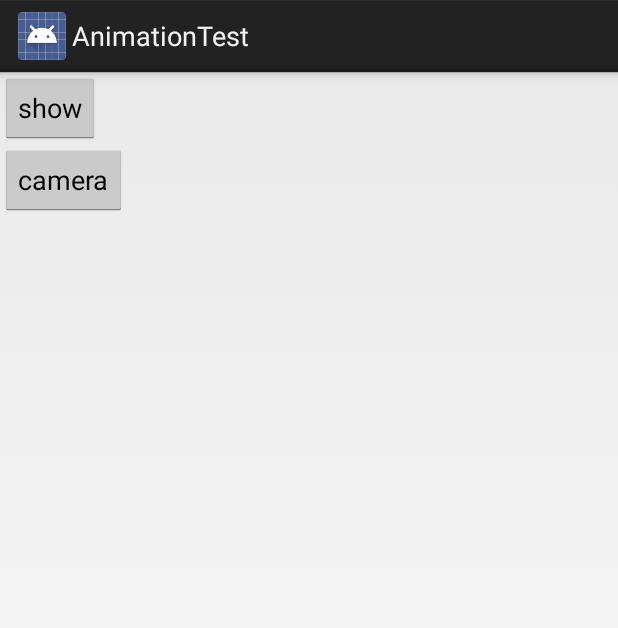
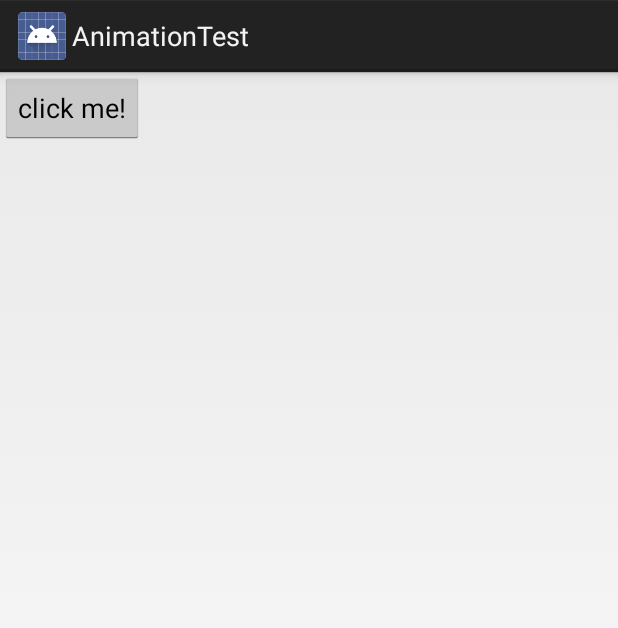
Before and after one commit to k-lam/animationTest, an Android app: the screen it shows after launch (mainActivity before the commit, ObjAnimationTest after it), on a phone screen of 412 x 824 dp. Shown: the top 628 px of the screen. Run offline under Robolectric (Android 15) with nearby library versions, the phone set to English and light mode, and no system bars.

Commit message:
objanimation

```diff
--- a/app/build.gradle
+++ b/app/build.gradle
@@ -6,7 +6,7 @@ android {
 
     defaultConfig {
         applicationId "kl.animationtest"
-        minSdkVersion 14
+        minSdkVersion 16
         targetSdkVersion 16
         versionCode 1
         versionName "1.0"
--- a/app/src/main/java/kl/animationtest/CameraEasyManager.java
+++ b/app/src/main/java/kl/animationtest/CameraEasyManager.java
@@ -104,7 +104,7 @@ public class CameraEasyManager {
             Bitmap bitmap_rotate = Bitmap.createBitmap(bitmapCliped,0,0,bitmapCliped.getWidth(),bitmapCliped.getHeight(),matrix,true);
             bitmapCliped.recycle();
             Bitmap bitmap = Bitmap.createScaledBitmap(bitmap_rotate,300,400,true);
-            bitmap_rotate.recycle();;
+            bitmap_rotate.recycle();
             FileOutputStream fos = context.openFileOutput("tmp.jpg",
                     Context.MODE_PRIVATE);
             final BufferedOutputStream bos = new BufferedOutputStream(fos,
--- a/app/src/main/java/kl/animationtest/FourZone.java
+++ b/app/src/main/java/kl/animationtest/FourZone.java
@@ -13,7 +13,7 @@ public class FourZone {
     public Camera.Size size_picture;
     public Camera.Size size_preview;
     public Camera.Size size_displayZone;
-    public int manner = -1;
+    public int manner = -1;//manner = 1,manner = 2停用
     /**
      * 相对于displayZone的
      */
@@ -68,7 +68,7 @@ public class FourZone {
 //        Log.i("debugC",s);
 //        Camera.Size[] sizes = new Camera.Size[3];
 
-        //1.aspect ratio一样的，比全屏大的
+//        1.aspect ratio一样的，比全屏大的
 //        for(Float_Here key : ls_ratio){
 //            size_preview = getJustLargerSzie(mCamera,W,H,preview_Map.get(key));
 //            if(size_preview.width != 0){
--- /dev/null
+++ b/app/src/main/java/kl/animationtest/ObjAnimationTest.java
@@ -0,0 +1,89 @@
+package kl.animationtest;
+
+import android.animation.Animator;
+import android.animation.AnimatorSet;
+import android.animation.ObjectAnimator;
+import android.app.Activity;
+import android.os.Bundle;
+import android.util.Log;
+import android.view.View;
+import android.view.animation.AnticipateOvershootInterpolator;
+
+/**
+ * Created by Administrator on 2014/12/2.
+ */
+public class ObjAnimationTest extends Activity {
+    @Override
+    protected void onCreate(Bundle savedInstanceState) {
+        super.onCreate(savedInstanceState);
+        setContentView(R.layout.activity_objanimation_test);
+        View view = findViewById(R.id.btn);
+        ObjAnimation objAnim = new ObjAnimation(view);
+        ObjectAnimator animT = ObjectAnimator.ofInt(objAnim,"value",0,1000,0);
+        ObjectAnimator animR = ObjectAnimator.ofFloat(objAnim,"rotate",0,1800,0);
+        ObjectAnimator animA = ObjectAnimator.ofFloat(objAnim,"alpha",1f,0f,1f);
+        ObjectAnimator animS = ObjectAnimator.ofFloat(objAnim,"scale",1f,0f,1f);
+        final AnimatorSet animSet = new AnimatorSet();
+
+        animSet.setDuration(5000);
+        animSet.play(animT).with(animA).with(animS).before(animR);
+        //animSet.setInterpolator(new AnticipateOvershootInterpolator(2.0f));
+        view.setOnClickListener(new View.OnClickListener() {
+            @Override
+            public void onClick(View v) {
+                animSet.start();
+            }
+        });
+
+    }
+
+    static class ObjAnimation{
+        int value;
+        View view;
+        float rotate;
+        float scale;
+        float alpha;
+
+        public ObjAnimation(View view) {
+            this.view = view;
+        }
+
+        public float getAlpha() {
+            return alpha;
+        }
+
+        public void setAlpha(float alpha) {
+            this.alpha = alpha;
+            view.setAlpha(alpha);
+        }
+
+        public float getRotate() {
+            return rotate;
+        }
+
+        public void setRotate(float rotate) {
+            this.rotate = rotate;
+            view.setRotation(rotate);
+        }
+
+        public float getScale() {
+            return scale;
+        }
+
+        public void setScale(float scale) {
+            this.scale = scale;
+            view.setScaleX(scale);
+            view.setScaleY(scale);
+        }
+
+        int getValue(){
+            return value;
+        }
+
+        public void setValue(int value) {
+            this.value = value;
+            view.setTranslationX(value);
+            //Log.i("anim1",value + "");
+        }
+    }
+}
--- a/app/src/main/java/kl/animationtest/WatchCameraActivity.java
+++ b/app/src/main/java/kl/animationtest/WatchCameraActivity.java
@@ -135,11 +135,6 @@ public class WatchCameraActivity extends Activity implements Camera.PictureCallb
                     parameters.setPictureSize(mZone.size_picture.width,mZone.size_picture.height);
                 }
                 c.setParameters(parameters);
-//                clipRect = new ClipRect();
-//                clipRect.size = new Size();
-//                clipRect.size = calculateClipZone(tSize);
-//                clipRect.setClipRect(size);
-//                released = false;
                 return  cm;
             }
         } catch (Exception e) {
--- /dev/null
+++ b/app/src/main/res/layout/activity_objanimation_test.xml
@@ -0,0 +1,11 @@
+<?xml version="1.0" encoding="utf-8"?>
+
+<LinearLayout xmlns:android="http://schemas.android.com/apk/res/android"
+    android:orientation="vertical" android:layout_width="match_parent"
+    android:layout_height="match_parent">
+<Button
+    android:layout_width="wrap_content"
+    android:layout_height="wrap_content"
+    android:id="@+id/btn"
+    android:text="click me!"/>
+</LinearLayout>
```
Also changed, not shown: app/src/main/AndroidManifest.xml (+11 -4 lines), app/src/main/java/kl/animationtest/MeshImageView.java (added, +90 -0 lines), app/src/main/java/kl/animationtest/MeshTestActivity.java (added, +23 -0 lines), app/src/main/java/kl/animationtest/ScrollerActivity.java (+8 -0 lines), app/src/main/res/layout/activity_meshtest.xml (added, +12 -0 lines), app/src/main/res/drawable-hdpi/watch.jpg (added).
